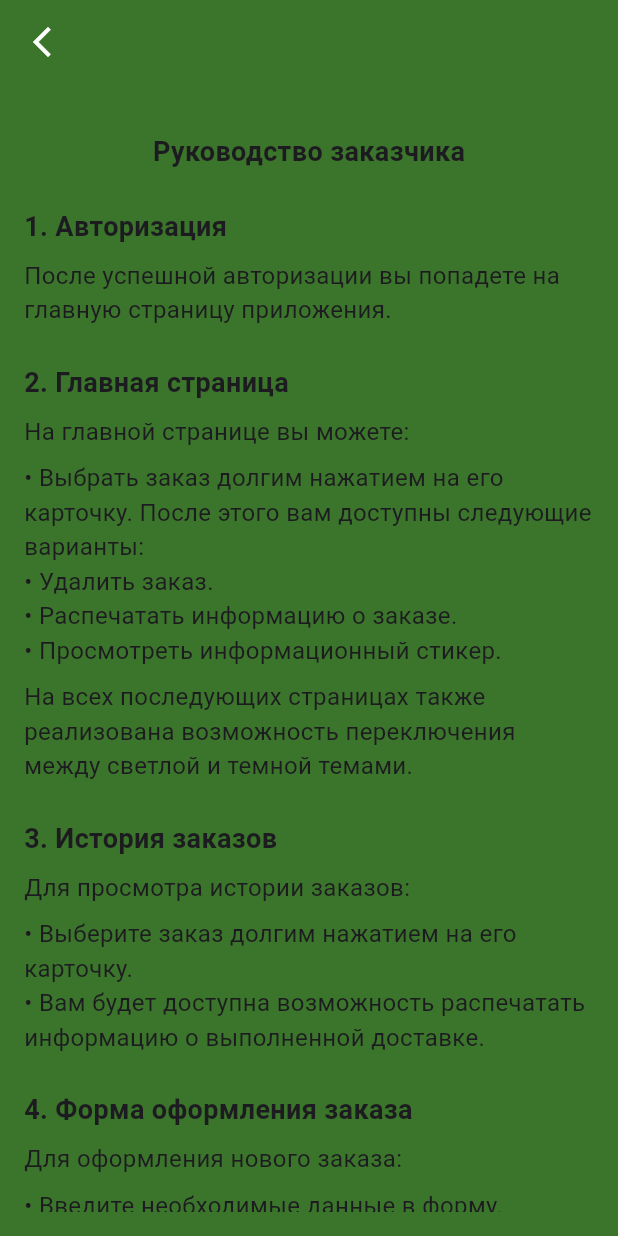
After one commit to Zelv1/diplom_new, a Flutter app: the VendorInfo screen opened directly, on a phone screen of 412 x 824 dp. The commit adds this screen. Run offline on Flutter 3.47's test engine with Material 3 defaults, Android fonts, the phone set to English and light mode, and no system bars; our stand-ins replace action_slider, bloc, flutter_bloc, pdf, printing, pull_to_refresh and 1 more; missing offline and left inert: flutter_barcode_scanner, flutter_phone_direct_caller, localstore.

Commit message:
last commit(verim)

```diff
--- /dev/null
+++ b/lib/elements/vendor_info.dart
@@ -0,0 +1,111 @@
+import 'package:flutter/material.dart';
+
+class VendorInfo extends StatelessWidget {
+  const VendorInfo({super.key});
+
+  @override
+  Widget build(BuildContext context) {
+    return Scaffold(
+        appBar: AppBar(
+          leading: IconButton(
+            icon: Icon(
+              Icons.arrow_back_ios_new,
+              color: Theme.of(context).colorScheme.onPrimary,
+            ),
+            onPressed: () => {
+              Navigator.pop(
+                context,
+              ),
+            },
+          ),
+        ),
+        body: Padding(
+          padding: const EdgeInsets.all(16.0),
+          child: ListView(children: <Widget>[
+            Center(
+              child: _buildSectionTitle('Руководство заказчика'),
+            ),
+            _buildSectionTitle('1. Авторизация'),
+            _buildSectionText(
+              'После успешной авторизации вы попадете на главную страницу приложения.',
+            ),
+            _buildSectionTitle('2. Главная страница'),
+            _buildSectionText(
+              'На главной странице вы можете:',
+            ),
+            _buildListText([
+              'Выбрать заказ долгим нажатием на его карточку. После этого вам доступны следующие варианты:',
+              'Удалить заказ.',
+              'Распечатать информацию о заказе.',
+              'Просмотреть информационный стикер.',
+            ]),
+            _buildSectionText(
+              'На всех последующих страницах также реализована возможность переключения между светлой и темной темами.',
+            ),
+            _buildSectionTitle('3. История заказов'),
+            _buildSectionText(
+              'Для просмотра истории заказов:',
+            ),
+            _buildListText([
+              'Выберите заказ долгим нажатием на его карточку.',
+              'Вам будет доступна возможность распечатать информацию о выполненной доставке.',
+            ]),
+            _buildSectionTitle('4. Форма оформления заказа'),
+            _buildSectionText(
+              'Для оформления нового заказа:',
+            ),
+            _buildListText([
+              'Введите необходимые данные в форму.',
+              'Нажмите кнопку "Опубликовать".',
+              'Если введенные данные некорректны, приложение уведомит вас об ошибке.',
+            ]),
+            _buildSectionTitle('5. Профиль'),
+            _buildSectionText(
+              'В разделе "Профиль" вы можете:',
+            ),
+            _buildListText([
+              'Просмотреть свою персональную информацию.',
+              'Изменить свои личные данные.',
+              'Воспользоваться кнопкой для выхода из аккаунта.',
+            ]),
+            Image.asset('assets/images/Vendor.png'),
+          ]),
+        ));
+  }
+}
+
+Widget _buildSectionTitle(String title) {
+  return Padding(
+    padding: const EdgeInsets.only(top: 16.0, bottom: 8.0),
+    child: Text(
+      title,
+      style: const TextStyle(
+        fontSize: 18.0,
+        fontWeight: FontWeight.bold,
+      ),
+    ),
+  );
+}
+
+Widget _buildSectionText(String text) {
+  return Padding(
+    padding: const EdgeInsets.only(bottom: 8.0),
+    child: Text(
+      text,
+      style: const TextStyle(fontSize: 16.0),
+    ),
+  );
+}
+
+Widget _buildListText(List<String> texts) {
+  return Padding(
+    padding: const EdgeInsets.only(bottom: 8.0),
+    child: Column(
+      crossAxisAlignment: CrossAxisAlignment.start,
+      children: texts
+          .map(
+              (text) => Text('• $text', style: const TextStyle(fontSize: 16.0)))
+          .toList(),
+    ),
+  );
+}
--- a/pubspec.yaml
+++ b/pubspec.yaml
@@ -81,6 +81,7 @@ flutter:
   assets:
     - assets/fonts/
     - assets/icons/
+    - assets/images/
 
 flutter_launcher_icons:
   android: "launcher_icon"
```
Also changed, not shown: lib/elements/app_bar_menu.dart (+14 -1 lines), lib/elements/courier_info.dart (added, +97 -0 lines), lib/elements/vendor_profile.dart (+15 -0 lines), assets/images/Courier.png (added), assets/images/Vendor.png (added), 1 other file.
